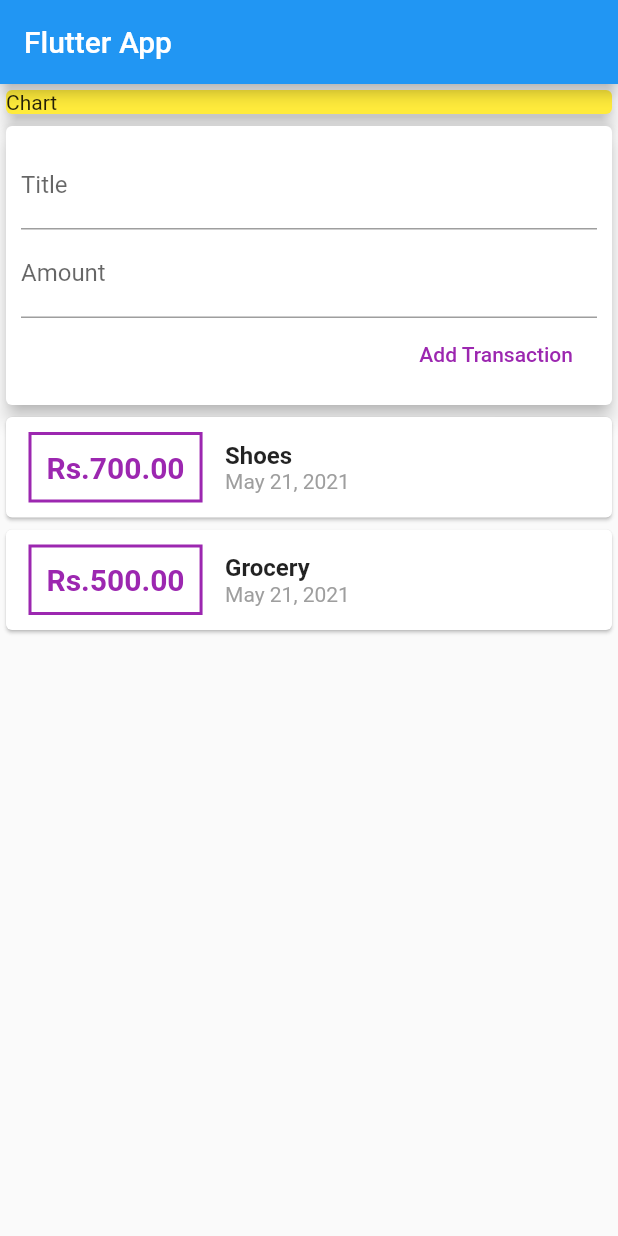
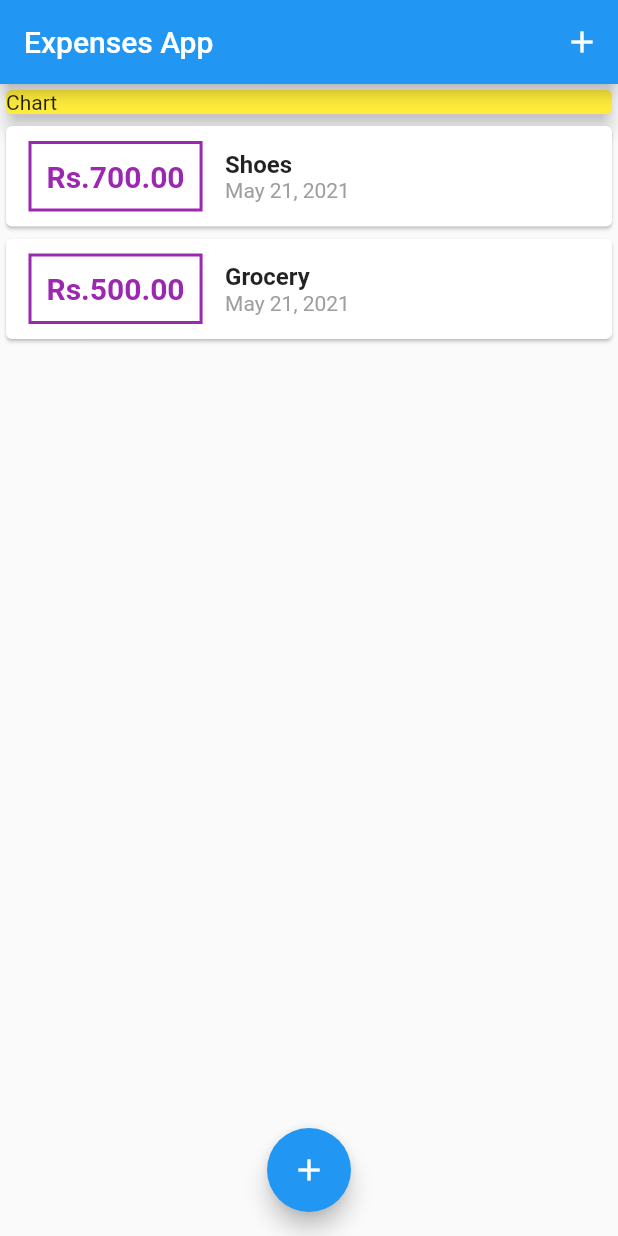
Before and after one commit to ShivamRajSingh/Expenses-App, a Flutter app: the screen it shows after launch, on a phone screen of 412 x 824 dp. Run offline on Flutter 3.47's test engine with Material 2 defaults, Android fonts, the phone set to English and light mode, and no system bars.

```diff
--- a/lib/main.dart
+++ b/lib/main.dart
@@ -1,6 +1,9 @@
+import 'package:expenses_app/widgets/new_transaction.dart';
+import 'package:expenses_app/widgets/transaction_list.dart';
 import 'package:flutter/material.dart';
 
-import './widgets/user_transactions.dart';
+import './models/transaction.dart';
+import './widgets/transaction_list.dart';
 
 void main() => runApp(MyApp());
 
@@ -14,12 +17,62 @@ class MyApp extends StatelessWidget {
   }
 }
 
-class MyHomePage extends StatelessWidget {
+class MyHomePage extends StatefulWidget {
+  @override
+  _MyHomePageState createState() => _MyHomePageState();
+}
+
+class _MyHomePageState extends State<MyHomePage> {
+  final List<Transaction> _userTransactions = [
+    Transaction(
+      id: 't1',
+      amount: 700,
+      title: 'Shoes',
+      date: DateTime.now(),
+    ),
+    Transaction(
+      id: 't2',
+      amount: 500,
+      title: 'Grocery',
+      date: DateTime.now(),
+    ),
+  ];
+  void _addNewTransaction(String title, double amount) {
+    final newTx = Transaction(
+      amount: amount,
+      title: title,
+      date: DateTime.now(),
+      id: DateTime.now().toString(),
+    );
+
+    setState(() {
+      _userTransactions.add(newTx);
+    });
+  }
+
+  void _startAddNewTransaction(BuildContext ctx) {
+    showModalBottomSheet(
+        context: ctx,
+        builder: (_) {
+          return GestureDetector(
+            onTap: () {},
+            child: NewTransaction(_addNewTransaction),
+            behavior: HitTestBehavior.opaque,
+          );
+        });
+  }
+
   @override
   Widget build(BuildContext context) {
     return Scaffold(
       appBar: AppBar(
-        title: Text('Flutter App'),
+        title: Text('Expenses App'),
+        actions: [
+          IconButton(
+            icon: Icon(Icons.add),
+            onPressed: () => _startAddNewTransaction(context),
+          ),
+        ],
       ),
       body: SingleChildScrollView(
         child: Column(
@@ -34,9 +87,14 @@ class MyHomePage extends StatelessWidget {
                 elevation: 5,
               ),
             ),
-            UserTransactions(),
+            TransactionList(_userTransactions),
           ],
         ),
+      ),
+      floatingActionButtonLocation: FloatingActionButtonLocation.centerFloat,
+      floatingActionButton: FloatingActionButton(
+        child: Icon(Icons.add),
+        onPressed: () => _startAddNewTransaction(context),
       ),
     );
   }
--- a/lib/widgets/transaction_list.dart
+++ b/lib/widgets/transaction_list.dart
@@ -2,7 +2,6 @@ import 'package:flutter/material.dart';
 import 'package:intl/intl.dart';
 
 import '../models/transaction.dart';
-import './user_transactions.dart';
 
 class TransactionList extends StatelessWidget {
   List<Transaction> transactions;
--- a/lib/widgets/user_transactions.dart
+++ /dev/null
@@ -1,49 +0,0 @@
-import 'package:flutter/material.dart';
-
-import './new_transaction.dart';
-import './transaction_list.dart';
-import '../models/transaction.dart';
-
-class UserTransactions extends StatefulWidget {
-  @override
-  _UserTransactionsState createState() => _UserTransactionsState();
-}
-
-class _UserTransactionsState extends State<UserTransactions> {
-  final List<Transaction> _userTransactions = [
-    Transaction(
-      id: 't1',
-      amount: 700,
-      title: 'Shoes',
-      date: DateTime.now(),
-    ),
-    Transaction(
-      id: 't2',
-      amount: 500,
-      title: 'Grocery',
-      date: DateTime.now(),
-    ),
-  ];
-  void _addNewTransaction(String title, double amount) {
-    final newTx = Transaction(
-      amount: amount,
-      title: title,
-      date: DateTime.now(),
-      id: DateTime.now().toString(),
-    );
-
-    setState(() {
-      _userTransactions.add(newTx);
-    });
-  }
-
-  @override
-  Widget build(BuildContext context) {
-    return Column(
-      children: [
-        NewTransaction(_addNewTransaction),
-        TransactionList(_userTransactions),
-      ],
-    );
-  }
-}
```
